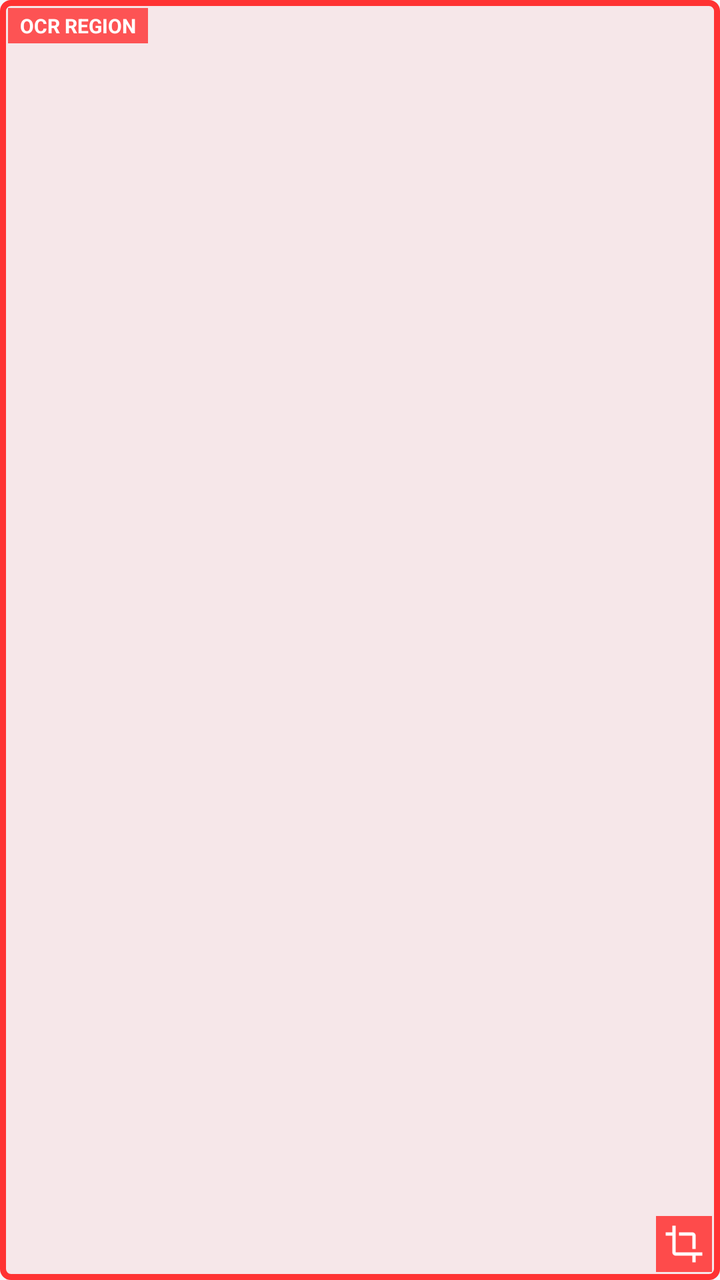
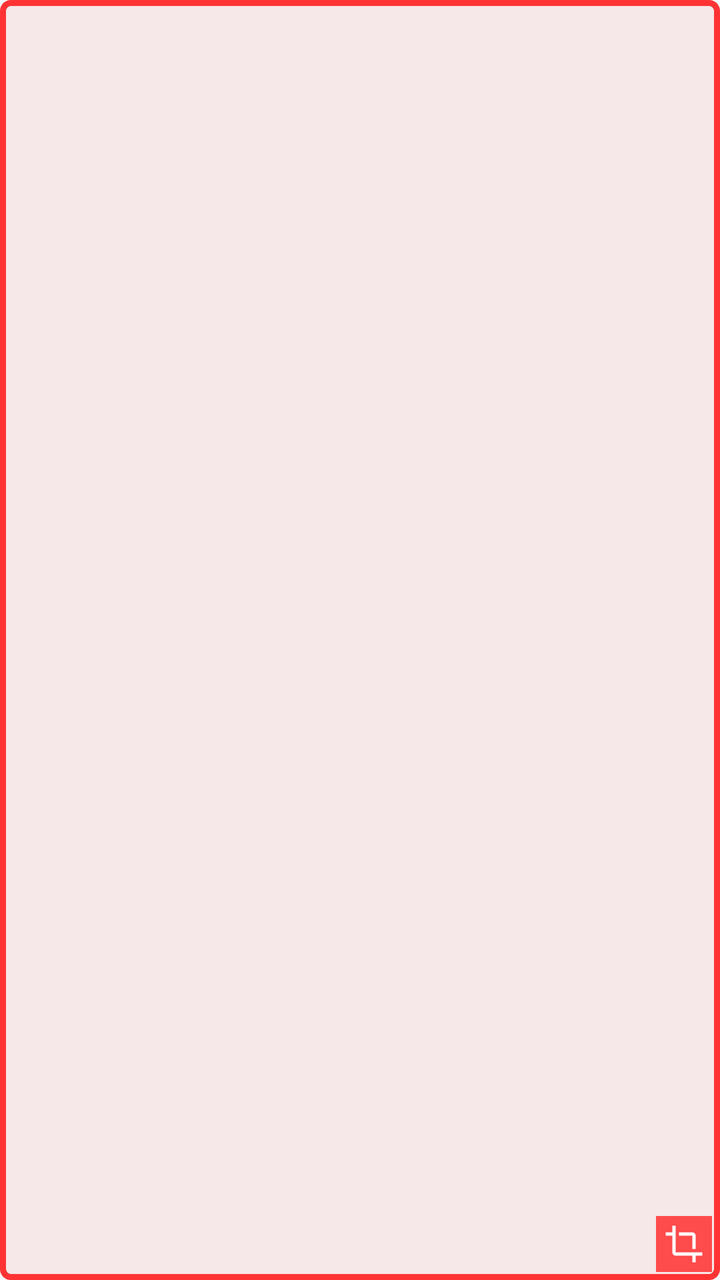

The first picture is an Android layout as it rendered before a commit; the second is the same layout after the commit. The layout source and the unified diff follow.
<!-- AndroidManifest.xml: application theme Theme.ScreenOCRMonitor -->
<!-- res/layout/overlay_region_border.xml -->
<?xml version="1.0" encoding="utf-8"?>
<FrameLayout xmlns:android="http://schemas.android.com/apk/res/android"
    android:id="@+id/borderContainer"
    android:layout_width="match_parent"
    android:layout_height="match_parent"
    android:background="@drawable/bg_overlay_border"
    android:padding="4dp">

    <TextView
        android:id="@+id/tvRegionInfo"
        android:layout_width="wrap_content"
        android:layout_height="wrap_content"
        android:layout_gravity="top|start"
        android:background="#D0FF3333"
        android:paddingHorizontal="6dp"
        android:paddingVertical="2dp"
        android:text="OCR REGION"
        android:textColor="#FFFFFF"
        android:textSize="10sp"
        android:textStyle="bold" />

    
    <ImageView
        android:id="@+id/resizeHandle"
        android:layout_width="28dp"
        android:layout_height="28dp"
        android:layout_gravity="bottom|end"
        android:background="#DDFF3333"
        android:padding="4dp"
        android:src="@drawable/ic_crop" />

</FrameLayout>
<!-- resources referenced by this layout -->
<resources>
  <!-- drawable bg_overlay_border (drawable) -->
  <?xml version="1.0" encoding="utf-8"?>
  <shape xmlns:android="http://schemas.android.com/apk/res/android"
      android:shape="rectangle">
      <stroke
          android:width="3dp"
          android:color="#FF3333" />
      <solid android:color="#15FF3333" />
      <corners android:radius="4dp" />
  </shape>
  <!-- drawable ic_crop (drawable) -->
  <vector xmlns:android="http://schemas.android.com/apk/res/android"
      android:width="24dp"
      android:height="24dp"
      android:viewportWidth="24"
      android:viewportHeight="24">
      <path
          android:fillColor="#FFFFFFFF"
          android:pathData="M17,15h2V7c0,-1.1 -0.9,-2 -2,-2H9v2h8v8zM7,17V1H5v4H1v2h4v10c0,1.1 0.9,2 2,2h10v4h2v-4h4v-2H7z"/>
  </vector>
  <style name="Theme.ScreenOCRMonitor" parent="Theme.MaterialComponents.DayNight.NoActionBar">
          <item name="colorPrimary">@color/primary</item>
          <item name="colorPrimaryVariant">@color/primary_dark</item>
          <item name="colorOnPrimary">@android:color/white</item>
          <item name="colorSecondary">@color/accent</item>
          <item name="android:statusBarColor">@color/primary_dark</item>
          <item name="android:windowBackground">@color/background</item>
      </style>
  <color name="primary">#1976D2</color>
  <color name="primary_dark">#0D47A1</color>
  <color name="accent">#00E676</color>
  <color name="background">#F5F7FA</color>
</resources>

<!-- the commit's change to res/layout/overlay_region_border.xml (unified diff, before → after) -->
@@ -5,19 +5,6 @@
     android:layout_height="match_parent"
     android:background="@drawable/bg_overlay_border"
     android:padding="4dp">
-
-    <TextView
-        android:id="@+id/tvRegionInfo"
-        android:layout_width="wrap_content"
-        android:layout_height="wrap_content"
-        android:layout_gravity="top|start"
-        android:background="#D0FF3333"
-        android:paddingHorizontal="6dp"
-        android:paddingVertical="2dp"
-        android:text="OCR REGION"
-        android:textColor="#FFFFFF"
-        android:textSize="10sp"
-        android:textStyle="bold" />
 
     
     <ImageView
